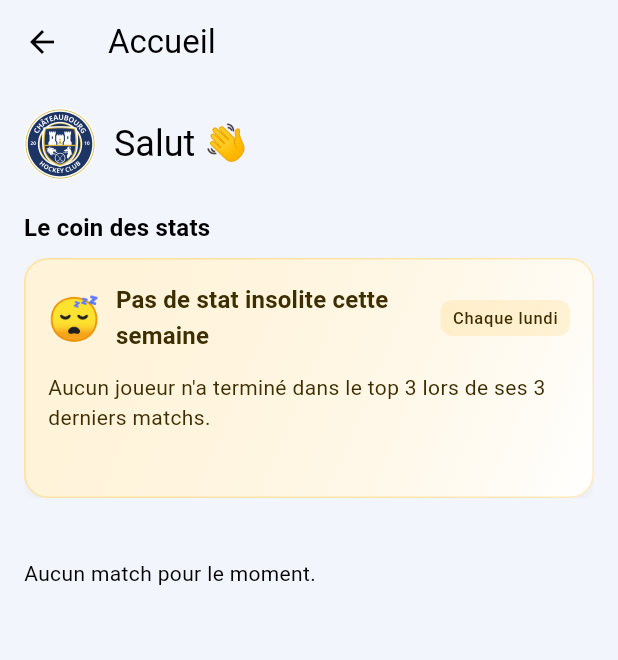
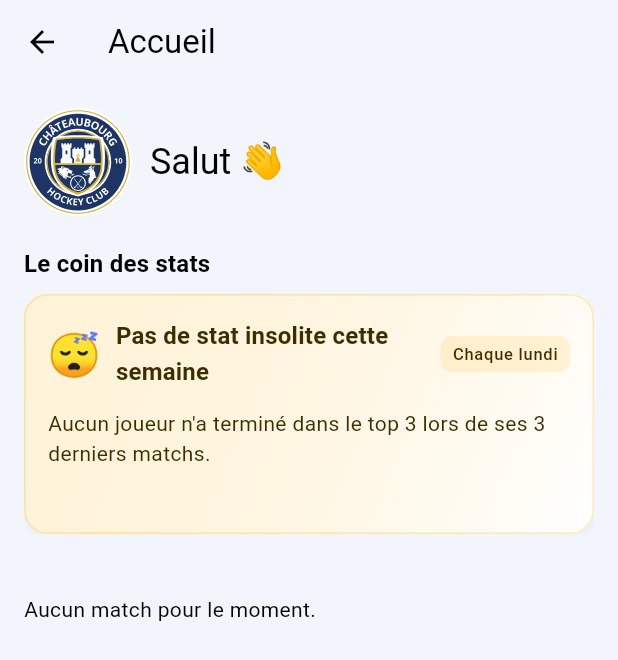
Before and after one commit to florianmousse/chcmvp, a Flutter app: the HomeScreen screen opened directly, on a phone screen of 412 x 824 dp. Shown: the top 660 px of the screen. Run offline on Flutter 3.47's test engine with Material 3 defaults, Android fonts, the phone set to English and light mode, and no system bars; our stand-ins replace cloud_firestore, firebase_auth, firebase_core, firebase_messaging, flutter_local_notifications, flutter_riverpod and 7 more; missing offline and left inert: dart:js_interop, home_widget; accounts and stored records are empty; generated files the repository leaves out were written again.

Commit message:
feat: add svg logo

```diff
--- a/lib/core/config/club_config.dart
+++ b/lib/core/config/club_config.dart
@@ -4,7 +4,8 @@ const String clubName = 'Châteaubourg Hockey Club';
 
 /// Logo affiché en local (voir pubspec.yaml > flutter > assets) - pas de
 /// requête réseau à chaque affichage de l'accueil, contrairement à une URL.
-/// Variantes adaptées aux petites tailles et à la densité de l'écran.
+/// SVG issu de assets/logo/logo.svg, avec styles explicités pour Flutter.
+/// Pour des variantes adaptées aux petites tailles et à la densité de l'écran.
 /// Après remplacement de assets/logo/logo.png, les régénérer avec
 /// `dart run scripts/generate_display_logo.dart`.
-const String clubLogoAssetPath = 'assets/logo/display/club.png';
+const String clubLogoAssetPath = 'assets/logo/display/club.svg';
--- /dev/null
+++ b/lib/core/widgets/club_logo.dart
@@ -0,0 +1,25 @@
+import 'package:flutter/material.dart';
+import 'package:flutter_svg/flutter_svg.dart';
+import 'package:chc_mvp/core/config/club_config.dart';
+
+/// Le même dessin vectoriel sur Android et le web, quelle que soit la densité.
+class ClubLogo extends StatelessWidget {
+  const ClubLogo({super.key, this.size = 72});
+
+  final double size;
+
+  @override
+  Widget build(BuildContext context) => SizedBox.square(
+    dimension: size,
+    child: SvgPicture.asset(
+      clubLogoAssetPath,
+      fit: BoxFit.contain,
+      semanticsLabel: clubName,
+      errorBuilder: (context, error, stackTrace) => Icon(
+        Icons.sports_hockey,
+        size: size * .75,
+        color: Theme.of(context).colorScheme.primary,
+      ),
+    ),
+  );
+}
--- a/lib/features/home/presentation/home_screen.dart
+++ b/lib/features/home/presentation/home_screen.dart
@@ -2,7 +2,7 @@ import 'package:chc_mvp/core/utils/season.dart';
 import 'package:flutter/material.dart';
 import 'package:chc_mvp/core/widgets/responsive_content.dart';
 import 'package:flutter_riverpod/flutter_riverpod.dart';
-import 'package:chc_mvp/core/config/club_config.dart';
+import 'package:chc_mvp/core/widgets/club_logo.dart';
 import 'package:chc_mvp/core/models/match_model.dart';
 import 'package:chc_mvp/core/widgets/opponent_logo.dart';
 import 'package:chc_mvp/features/auth/presentation/auth_providers.dart';
@@ -40,7 +40,7 @@ class HomeScreen extends ConsumerWidget {
         children: [
           Row(
             children: [
-              const _ClubLogo(),
+              const ClubLogo(),
               const SizedBox(width: 12),
               Expanded(
                 child: Text(
@@ -1239,34 +1239,3 @@ class _LastResultCard extends ConsumerWidget {
     );
   }
 }
-
-/// Affiche le logo du club depuis les assets locaux (core/config/
-/// club_config.dart) - chargement instantané, pas de requête réseau.
-class _ClubLogo extends StatelessWidget {
-  const _ClubLogo();
-
-  @override
-  Widget build(BuildContext context) {
-    return SizedBox(
-      height: 48,
-      width: 48,
-      child: Image.asset(
-        clubLogoAssetPath,
-        fit: BoxFit.contain,
-        filterQuality: FilterQuality.medium,
-        errorBuilder: (context, error, stackTrace) => _fallbackIcon(context),
-      ),
-    );
-  }
-
-  Widget _fallbackIcon(BuildContext context) {
-    return CircleAvatar(
-      radius: 24,
-      backgroundColor: Theme.of(context).colorScheme.primaryContainer,
-      child: Icon(
-        Icons.sports_hockey,
-        color: Theme.of(context).colorScheme.primary,
-      ),
-    );
-  }
-}
--- a/pubspec.yaml
+++ b/pubspec.yaml
@@ -1,7 +1,7 @@
 name: chc_mvp
 description: Application de vote des meilleurs joueurs pour club de hockey sur gazon.
 publish_to: "none"
-version: 1.3.1+7
+version: 1.3.2+8
 
 environment:
   sdk: ">=3.8.0 <4.0.0"
@@ -63,6 +63,7 @@ flutter:
   assets:
     - assets/logo/logo.png
     - assets/logo/display/club.png
+    - assets/logo/display/club.svg
     - assets/team_logos/
 
 # Génère l'icône de l'app pour Android et iOS à partir d'une seule image
```
Also changed, not shown: lib/features/auth/presentation/login_screen.dart (+2 -15 lines), assets/logo/display/club.svg (added), assets/logo/logo.svg (added), 4 other files.
